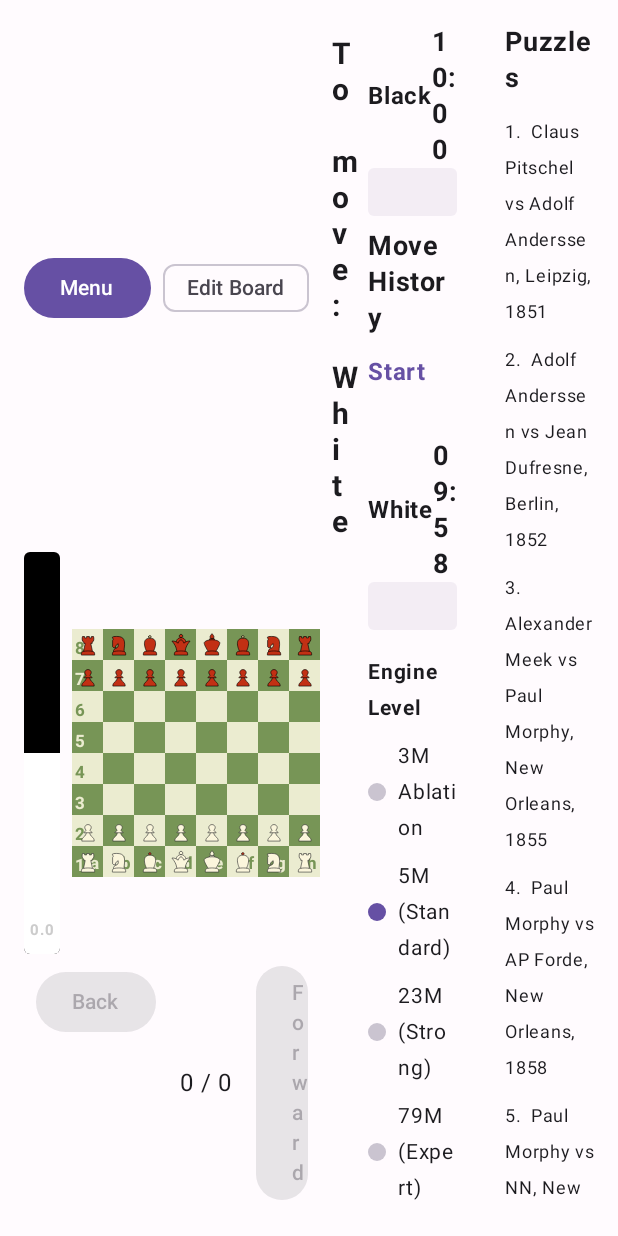
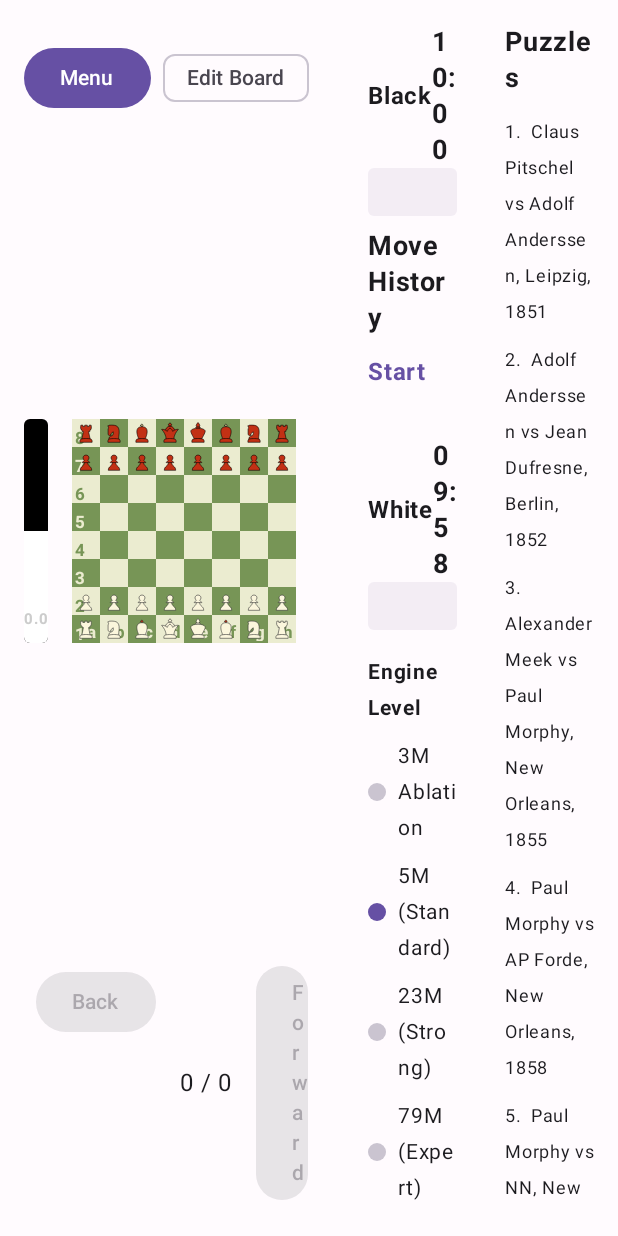
Before and after one commit to maklumi/Catur, an Android app built with Jetpack Compose: the screen it shows after launch (MainActivity), after a tap on "Analysis", on a phone screen of 412 x 824 dp. Run offline under Robolectric (Android 15) with nearby library versions, the light colour scheme and no system bars; our stand-ins replace Compose Multiplatform resources; 2 statements that could not run were skipped.

Commit message:
fixed the layout issue where the Evaluation Bar was not properly following the chess board's height during resizing.  fixed the issue where the chess board would resize when the opening name appeared after the first move.

```diff
--- a/shared/src/commonMain/kotlin/com/github/maklumi/catur/ui/components/EvaluationBar.kt
+++ b/shared/src/commonMain/kotlin/com/github/maklumi/catur/ui/components/EvaluationBar.kt
@@ -46,7 +46,6 @@ fun EvaluationBar(
 
     Box(
         modifier = modifier
-            .width(24.dp)
             .fillMaxHeight()
             .clip(RoundedCornerShape(4.dp))
             .background(backgroundColor)
--- a/shared/src/commonMain/kotlin/com/github/maklumi/catur/ui/screens/BoardUi.kt
+++ b/shared/src/commonMain/kotlin/com/github/maklumi/catur/ui/screens/BoardUi.kt
@@ -5,10 +5,10 @@ import androidx.compose.foundation.border
 import androidx.compose.foundation.clickable
 import androidx.compose.foundation.layout.Arrangement
 import androidx.compose.foundation.layout.Box
+import androidx.compose.foundation.layout.BoxWithConstraints
 import androidx.compose.foundation.layout.Column
 import androidx.compose.foundation.layout.Row
 import androidx.compose.foundation.layout.Spacer
-import androidx.compose.foundation.layout.aspectRatio
 import androidx.compose.foundation.layout.fillMaxHeight
 import androidx.compose.foundation.layout.fillMaxSize
 import androidx.compose.foundation.layout.fillMaxWidth
@@ -94,21 +94,24 @@ fun ChessBoard(
 
                     val activeName = if (snapshot.activeColor == PieceColor.WHITE) matchState.whiteName else matchState.blackName
                     val prefix = if (uiVisualState.currentScreen == Screen.ANALYSIS) "To move: " else "Turn: "
-                    Column(modifier = Modifier.padding(8.dp)) {
+                    Column(
+                        modifier = Modifier.padding(8.dp).height(56.dp),
+                        verticalArrangement = Arrangement.Center
+                    ) {
                         Text(
                             text = "$prefix$activeName",
                             fontSize = 20.sp,
                             fontWeight = FontWeight.Bold,
-                            color = colorScheme.onBackground
+                            color = colorScheme.onBackground,
+                            maxLines = 1
                         )
-                        boardState.openingName?.let { name ->
                         Text(
-                                text = name,
+                            text = boardState.openingName ?: "",
                             fontSize = 14.sp,
                             color = colorScheme.secondary,
-                                fontWeight = FontWeight.Medium
+                            fontWeight = FontWeight.Medium,
+                            maxLines = 1
                         )
-                        }
                     }
 
                     if (engineState.isThinking) {
@@ -153,16 +156,6 @@ fun ChessBoard(
                     modifier = Modifier.weight(1f).fillMaxWidth(),
                     contentAlignment = Alignment.Center
                 ) {
-                    Row(
-                        modifier = Modifier.fillMaxHeight(),
-                        verticalAlignment = Alignment.CenterVertically
-                    ) {
-                        EvaluationBar(
-                            evaluation = uiVisualState.currentEvaluation,
-                            isBoardFlipped = boardState.isBoardFlipped,
-                            modifier = Modifier.padding(end = 8.dp)
-                        )
-
                     Column(horizontalAlignment = Alignment.CenterHorizontally) {
                         if (boardState.isEditMode) {
                             PiecePalette(
@@ -178,7 +171,23 @@ fun ChessBoard(
                             Spacer(modifier = Modifier.height(16.dp))
                         }
 
-                            Box(modifier = Modifier.weight(1f).aspectRatio(1f)) {
+                        BoxWithConstraints(
+                            modifier = Modifier.fillMaxHeight().padding(bottom = 16.dp),
+                            contentAlignment = Alignment.Center
+                        ) {
+                            val boardSize = minOf(maxHeight, maxWidth - 48.dp) // 48dp for bar + spacing
+
+                            Row(
+                                modifier = Modifier.height(boardSize).width(boardSize + 48.dp),
+                                verticalAlignment = Alignment.CenterVertically
+                            ) {
+                                EvaluationBar(
+                                    evaluation = uiVisualState.currentEvaluation,
+                                    isBoardFlipped = boardState.isBoardFlipped,
+                                    modifier = Modifier.width(32.dp).fillMaxHeight().padding(end = 16.dp)
+                                )
+
+                                Box(modifier = Modifier.size(boardSize)) {
                                     Column(modifier = Modifier.fillMaxSize()) {
                                         for (rank in ranks) {
                                             val isDestinationRank = rank == lastMoveToRank
@@ -212,6 +221,7 @@ fun ChessBoard(
                                             isBoardFlipped = boardState.isBoardFlipped,
                                             color = colorScheme.primary.copy(alpha = 0.5f)
                                         )
+                                    }
                                 }
                             }
                         }
```
Also changed, not shown: 1 other file. Lines whose indentation alone changed are shown as unchanged.
